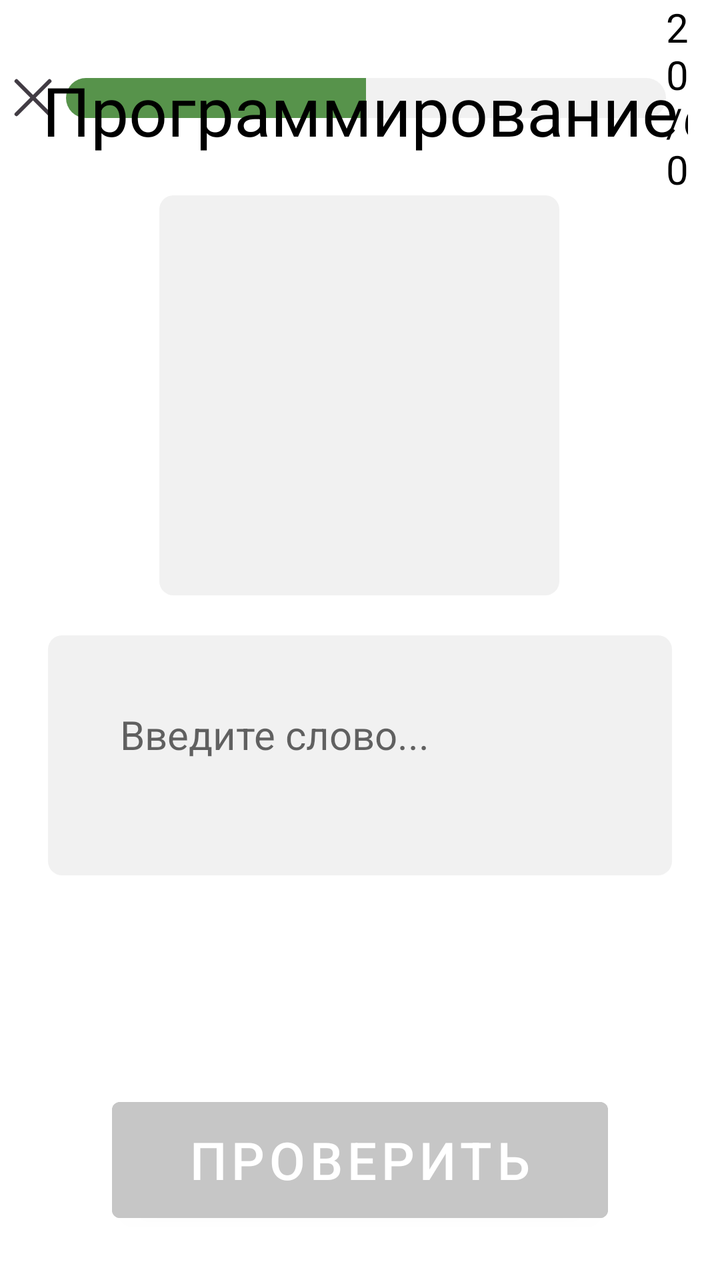
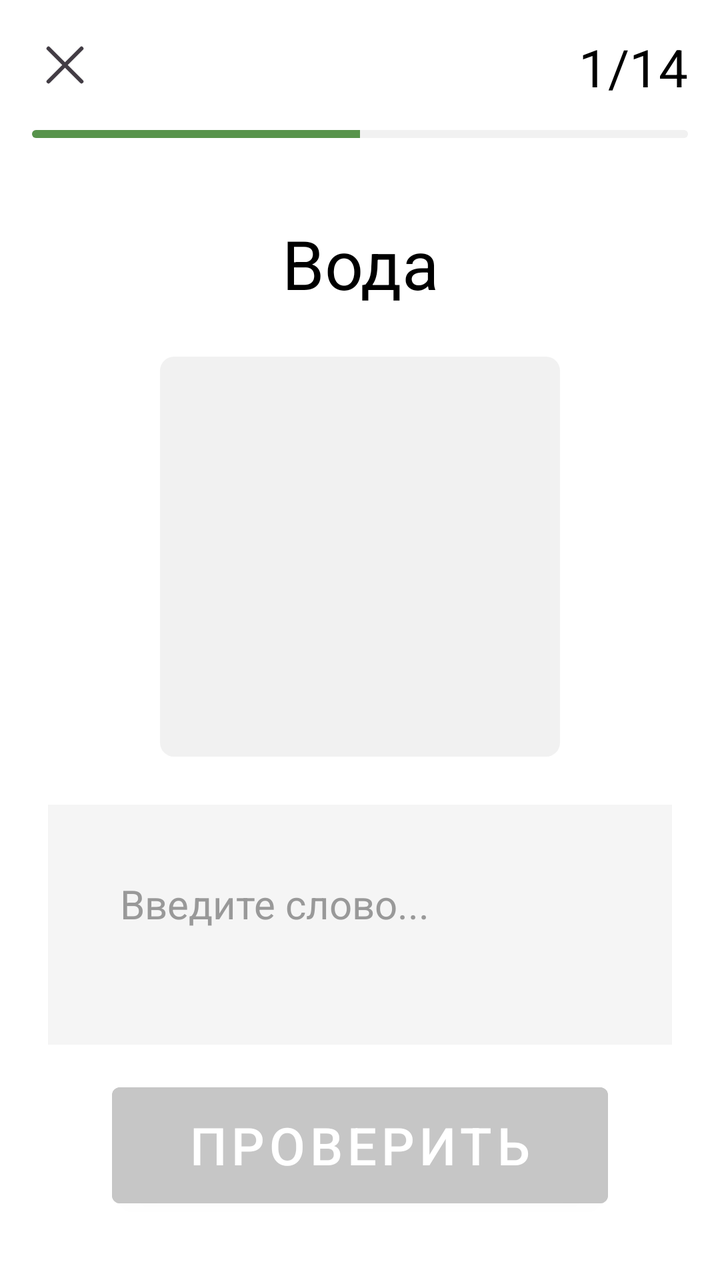

Screens rendered from an Android XML layout before and after an edit, with the pre-edit source and the edit as a unified diff.
<!-- AndroidManifest.xml: fallback theme Theme.MaterialComponents.DayNight.NoActionBar -->
<!-- res/layout/word_studying.xml -->
<?xml version="1.0" encoding="utf-8"?>
<androidx.constraintlayout.widget.ConstraintLayout
    xmlns:android="http://schemas.android.com/apk/res/android"
    xmlns:app="http://schemas.android.com/apk/res-auto"
    android:layout_width="match_parent"
    android:layout_height="match_parent"
    android:id="@+id/word_studying"
    >

    <LinearLayout
        android:id="@+id/linearLayout"
        android:layout_width="0dp"
        android:layout_height="wrap_content"
        android:layout_weight="1"
        android:gravity="center"
        app:layout_constraintTop_toTopOf="parent">

        <ImageView
            android:id="@+id/word_studying_exit"
            android:layout_width="wrap_content"
            android:layout_height="wrap_content"
            android:src="@drawable/exit"
            android:textColor="#000000"
            android:textSize="26sp"
            app:layout_constraintStart_toStartOf="parent"
            app:layout_constraintTop_toTopOf="parent" />


        <ProgressBar
            android:id="@+id/word_studying_progressbutton"
            style="@android:style/Widget.ProgressBar.Horizontal"
            android:layout_width="300dp"
            android:layout_height="20dp"
            android:max="100"
            android:progress="50"
            android:progressDrawable="@drawable/custom_progress_bar"
            app:layout_constraintBottom_toTopOf="@+id/word_studying_titletext"
            app:layout_constraintEnd_toEndOf="parent"
            app:layout_constraintStart_toStartOf="parent" />

        <TextView
            android:id="@+id/word_studying_score"
            android:layout_width="wrap_content"
            android:layout_height="wrap_content"
            android:layout_marginEnd="16dp"
            android:text="20/60"
            android:textColor="#000000"
            android:textSize="20sp"
            app:layout_constraintEnd_toEndOf="parent"

            app:layout_constraintTop_toTopOf="parent" />
    </LinearLayout>

    <TextView
        android:id="@+id/word_studying_titletext"
        android:layout_width="0dp"
        android:layout_height="wrap_content"
        android:layout_marginBottom="20dp"
        android:gravity="center"
        android:text="Программирование"
        android:textAlignment="center"
        android:textColor="#000000"
        android:textSize="34sp"
        app:layout_constraintBottom_toTopOf="@+id/word_studying_image"
        app:layout_constraintEnd_toEndOf="parent"
        app:layout_constraintHorizontal_bias="0.0"
        app:layout_constraintStart_toStartOf="parent"
        app:layout_constraintTop_toTopOf="@+id/linearLayout"
        app:layout_constraintVertical_bias="1.0" />

    <ImageView
        android:id="@+id/word_studying_image"
        android:layout_width="200dp"
        android:layout_height="200dp"
        android:layout_marginBottom="20dp"
        android:background="@drawable/btn_gray_rounded"
        android:scaleType="centerCrop"
        app:layout_constraintBottom_toTopOf="@+id/word_studying_editWord"
        app:layout_constraintEnd_toEndOf="parent"
        app:layout_constraintHorizontal_bias="0.497"
        app:layout_constraintStart_toStartOf="parent"
        app:layout_constraintTop_toBottomOf="@+id/linearLayout"
        app:layout_constraintVertical_bias="0.881" />

    <EditText
        android:id="@+id/word_studying_editWord"
        android:layout_width="0dp"
        android:layout_height="wrap_content"
        android:layout_marginHorizontal="24dp"
        android:layout_marginBottom="108dp"
        android:background="@drawable/btn_gray_rounded"
        android:enabled="true"
        android:gravity="top|start"
        android:hint="Введите слово..."
        android:minHeight="120dp"
        android:paddingStart="36dp"
        android:paddingTop="36dp"
        android:paddingBottom="36dp"
        android:textColor="#000000"
        android:textSize="20sp"
        app:layout_constraintBottom_toTopOf="@+id/word_studying_checkbutton"
        app:layout_constraintEnd_toEndOf="parent"
        app:layout_constraintStart_toStartOf="parent"
        app:layout_constraintTop_toBottomOf="@+id/word_studying_image" />

    <Button
        android:id="@+id/word_studying_checkbutton"
        android:layout_width="match_parent"
        android:layout_height="70dp"
        android:text="Проверить"
        android:backgroundTint="#C6C6C6"
        android:textColor="#FFFFFF"
        android:textSize="26sp"
        android:paddingHorizontal="20dp"
        android:layout_marginHorizontal="56dp"
        app:layout_constraintBottom_toBottomOf="parent"
        app:layout_constraintStart_toStartOf="parent"
        app:layout_constraintEnd_toEndOf="parent"
        android:layout_marginBottom="25dp"
        android:visibility="visible"/>

    <Button
        android:id="@+id/word_studying_nextbutton"
        android:layout_width="match_parent"
        android:layout_height="70dp"
        android:text="Далее"
        android:textColor="#FFFFFF"
        android:textSize="26sp"
        android:paddingHorizontal="20dp"
        android:layout_marginHorizontal="56dp"
        app:layout_constraintBottom_toBottomOf="parent"
        app:layout_constraintStart_toStartOf="parent"
        app:layout_constraintEnd_toEndOf="parent"
        android:layout_marginBottom="25dp"
        android:visibility="gone"/>

</androidx.constraintlayout.widget.ConstraintLayout>
<!-- resources referenced by this layout -->
<resources>
  <!-- drawable btn_gray_rounded (drawable) -->
  <?xml version="1.0" encoding="utf-8"?>
  <shape xmlns:android="http://schemas.android.com/apk/res/android">
      <solid android:color="@color/grayMain"/>
      <corners android:radius="7dp" />
  </shape>
  <!-- drawable custom_progress_bar (drawable) -->
  <?xml version="1.0" encoding="utf-8"?>
  <layer-list xmlns:android="http://schemas.android.com/apk/res/android">
  
      <item android:id="@android:id/background">
          <shape>
              <solid android:color="@color/grayMain" />
              <corners android:radius="10dp" />
          </shape>
      </item>
  
      <item android:id="@android:id/progress">
          <clip>
              <shape>
                  <solid android:color="#57934B" />
                  <corners android:radius="10dp" />
              </shape>
          </clip>
      </item>
  
  </layer-list>
  <!-- drawable exit (drawable) -->
  <vector xmlns:android="http://schemas.android.com/apk/res/android"
      android:width="33dp"
      android:height="33dp"
      android:viewportWidth="33"
      android:viewportHeight="33">
    <path
        android:pathData="M24.75,8.25L8.25,24.75"
        android:strokeLineJoin="round"
        android:strokeWidth="2"
        android:fillColor="#00000000"
        android:strokeColor="#423C44"
        android:strokeLineCap="round"/>
    <path
        android:pathData="M8.25,8.25L24.75,24.75"
        android:strokeLineJoin="round"
        android:strokeWidth="2"
        android:fillColor="#00000000"
        android:strokeColor="#423C44"
        android:strokeLineCap="round"/>
  </vector>
  <color name="grayMain">#F1F1F1</color>
</resources>

<!-- the commit's change to res/layout/word_studying.xml (unified diff, before → after) -->
@@ -5,107 +5,113 @@
     android:layout_width="match_parent"
     android:layout_height="match_parent"
     android:id="@+id/word_studying"
-    >
+    android:background="#FFFFFF">
 
-    <LinearLayout
-        android:id="@+id/linearLayout"
+    <ImageView
+        android:id="@+id/word_studying_check_exit"
+        android:layout_width="wrap_content"
+        android:layout_height="wrap_content"
+        android:src="@drawable/exit"
+        app:layout_constraintTop_toTopOf="parent"
+        app:layout_constraintStart_toStartOf="parent"
+        android:layout_marginTop="16dp"
+        android:layout_marginStart="16dp"/>
+
+    <TextView
+        android:id="@+id/word_studying_check_score"
+        android:layout_width="wrap_content"
+        android:layout_height="wrap_content"
+        android:text="1/14"
+        android:textSize="26sp"
+        android:textColor="#000000"
+        app:layout_constraintTop_toTopOf="parent"
+        app:layout_constraintEnd_toEndOf="parent"
+        android:layout_marginTop="16dp"
+        android:layout_marginEnd="16dp"/>
+
+    <ProgressBar
+        android:id="@+id/word_studying_check_progressbutton"
+        style="@android:style/Widget.ProgressBar.Horizontal"
+        android:layout_width="0dp"
+        android:layout_height="4dp"
+        android:max="100"
+        android:progress="50"
+        android:progressDrawable="@drawable/custom_progress_bar"
+        app:layout_constraintTop_toBottomOf="@+id/word_studying_check_exit"
+        app:layout_constraintStart_toStartOf="parent"
+        app:layout_constraintEnd_toEndOf="parent"
+        android:layout_marginTop="16dp"
+        android:layout_marginHorizontal="16dp"/>
+
+    <TextView
+        android:id="@+id/word_studying_check_titletext"
         android:layout_width="0dp"
         android:layout_height="wrap_content"
-        android:layout_weight="1"
+        android:text="Вода"
+        android:textSize="34sp"
+        android:textColor="#000000"
+        android:textAlignment="center"
         android:gravity="center"
-        app:layout_constraintTop_toTopOf="parent">
+        app:layout_constraintTop_toBottomOf="@+id/word_studying_check_progressbutton"
+        app:layout_constraintStart_toStartOf="parent"
+        app:layout_constraintEnd_toEndOf="parent"
+        android:layout_marginTop="40dp"/>
 
-        <ImageView
-            android:id="@+id/word_studying_exit"
-            android:layout_width="wrap_content"
-            android:layout_height="wrap_content"
-            android:src="@drawable/exit"
-            android:textColor="#000000"
-            android:textSize="26sp"
-            app:layout_constraintStart_toStartOf="parent"
-            app:layout_constraintTop_toTopOf="parent" />
+    <ImageView
+        android:id="@+id/word_studying_check_image"
+        android:layout_width="200dp"
+        android:layout_height="200dp"
+        android:background="@drawable/btn_gray_rounded"
+        android:scaleType="centerCrop"
+        app:layout_constraintTop_toBottomOf="@+id/word_studying_check_titletext"
+        app:layout_constraintStart_toStartOf="parent"
+        app:layout_constraintEnd_toEndOf="parent"
+        android:layout_marginTop="24dp"/>
 
-
-        <ProgressBar
-            android:id="@+id/word_studying_progressbutton"
-            style="@android:style/Widget.ProgressBar.Horizontal"
-            android:layout_width="300dp"
-            android:layout_height="20dp"
-            android:max="100"
-            android:progress="50"
-            android:progressDrawable="@drawable/custom_progress_bar"
-            app:layout_constraintBottom_toTopOf="@+id/word_studying_titletext"
-            app:layout_constraintEnd_toEndOf="parent"
-            app:layout_constraintStart_toStartOf="parent" />
-
-        <TextView
-            android:id="@+id/word_studying_score"
-            android:layout_width="wrap_content"
-            android:layout_height="wrap_content"
-            android:layout_marginEnd="16dp"
-            android:text="20/60"
-            android:textColor="#000000"
-            android:textSize="20sp"
-            app:layout_constraintEnd_toEndOf="parent"
-
-            app:layout_constraintTop_toTopOf="parent" />
-    </LinearLayout>
+    <EditText
+        android:id="@+id/word_studying_check_editWord"
+        android:layout_width="0dp"
+        android:layout_height="wrap_content"
+        android:text=""
+        android:textSize="20sp"
+        android:textColor="#000000"
+        android:gravity="top|start"
+        android:minHeight="120dp"
+        android:paddingTop="36dp"
+        android:paddingStart="36dp"
+        android:paddingBottom="36dp"
+        android:background="#F5F5F5"
+        android:hint="Введите слово..."
+        android:textColorHint="#999999"
+        android:layout_marginHorizontal="24dp"
+        app:layout_constraintTop_toBottomOf="@+id/word_studying_check_image"
+        app:layout_constraintStart_toStartOf="parent"
+        app:layout_constraintEnd_toEndOf="parent"
+        android:layout_marginTop="24dp"/>
 
     <TextView
-        android:id="@+id/word_studying_titletext"
-        android:layout_width="0dp"
-        android:layout_height="wrap_content"
-        android:layout_marginBottom="20dp"
-        android:gravity="center"
-        android:text="Программирование"
-        android:textAlignment="center"
-        android:textColor="#000000"
-        android:textSize="34sp"
-        app:layout_constraintBottom_toTopOf="@+id/word_studying_image"
-        app:layout_constraintEnd_toEndOf="parent"
-        app:layout_constraintHorizontal_bias="0.0"
-        app:layout_constraintStart_toStartOf="parent"
-        app:layout_constraintTop_toTopOf="@+id/linearLayout"
-        app:layout_constraintVertical_bias="1.0" />
-
-    <ImageView
-        android:id="@+id/word_studying_image"
-        android:layout_width="200dp"
-        android:layout_height="200dp"
-        android:layout_marginBottom="20dp"
-        android:background="@drawable/btn_gray_rounded"
-        android:scaleType="centerCrop"
-        app:layout_constraintBottom_toTopOf="@+id/word_studying_editWord"
-        app:layout_constraintEnd_toEndOf="parent"
-        app:layout_constraintHorizontal_bias="0.497"
-        app:layout_constraintStart_toStartOf="parent"
-        app:layout_constraintTop_toBottomOf="@+id/linearLayout"
-        app:layout_constraintVertical_bias="0.881" />
-
-    <EditText
-        android:id="@+id/word_studying_editWord"
+        android:id="@+id/word_studying_check_correct_answer"
         android:layout_width="0dp"
         android:layout_height="wrap_content"
         android:layout_marginHorizontal="24dp"
-        android:layout_marginBottom="108dp"
-        android:background="@drawable/btn_gray_rounded"
-        android:enabled="true"
-        android:gravity="top|start"
-        android:hint="Введите слово..."
-        android:minHeight="120dp"
-        android:paddingStart="36dp"
-        android:paddingTop="36dp"
-        android:paddingBottom="36dp"
+        android:layout_marginTop="16dp"
+        android:layout_marginBottom="16dp"
+        android:gravity="center"
+        android:text=""
         android:textColor="#000000"
         android:textSize="20sp"
-        app:layout_constraintBottom_toTopOf="@+id/word_studying_checkbutton"
+        android:textStyle="bold"
+        android:maxLines="3"
+        android:ellipsize="end"
+        android:visibility="gone"
+        app:layout_constraintTop_toBottomOf="@+id/word_studying_check_editWord"
+        app:layout_constraintStart_toStartOf="parent"
         app:layout_constraintEnd_toEndOf="parent"
-        app:layout_constraintStart_toStartOf="parent"
-        app:layout_constraintTop_toBottomOf="@+id/word_studying_image" />
+        app:layout_constraintBottom_toTopOf="@+id/word_studying_check_checkbutton"/>
 
     <Button
-        android:id="@+id/word_studying_checkbutton"
-        android:layout_width="match_parent"
+        android:id="@+id/word_studying_check_checkbutton"
+        android:layout_width="0dp"
         android:layout_height="70dp"
         android:text="Проверить"
         android:backgroundTint="#C6C6C6"
@@ -113,25 +119,29 @@
         android:textSize="26sp"
         android:paddingHorizontal="20dp"
         android:layout_marginHorizontal="56dp"
+        android:layout_marginTop="8dp"
+        android:layout_marginBottom="25dp"
+        app:layout_constraintTop_toBottomOf="@+id/word_studying_check_correct_answer"
         app:layout_constraintBottom_toBottomOf="parent"
         app:layout_constraintStart_toStartOf="parent"
-        app:layout_constraintEnd_toEndOf="parent"
-        android:layout_marginBottom="25dp"
-        android:visibility="visible"/>
+        app:layout_constraintEnd_toEndOf="parent"/>
 
     <Button
-        android:id="@+id/word_studying_nextbutton"
-        android:layout_width="match_parent"
+        android:id="@+id/word_studying_check_nextbutton"
+        android:layout_width="0dp"
         android:layout_height="70dp"
         android:text="Далее"
+        android:backgroundTint="#C6C6C6"
         android:textColor="#FFFFFF"
         android:textSize="26sp"
         android:paddingHorizontal="20dp"
         android:layout_marginHorizontal="56dp"
+        android:layout_marginTop="8dp"
+        android:layout_marginBottom="25dp"
+        android:visibility="gone"
+        app:layout_constraintTop_toBottomOf="@+id/word_studying_check_correct_answer"
         app:layout_constraintBottom_toBottomOf="parent"
         app:layout_constraintStart_toStartOf="parent"
-        app:layout_constraintEnd_toEndOf="parent"
-        android:layout_marginBottom="25dp"
-        android:visibility="gone"/>
+        app:layout_constraintEnd_toEndOf="parent"/>
 
 </androidx.constraintlayout.widget.ConstraintLayout>
